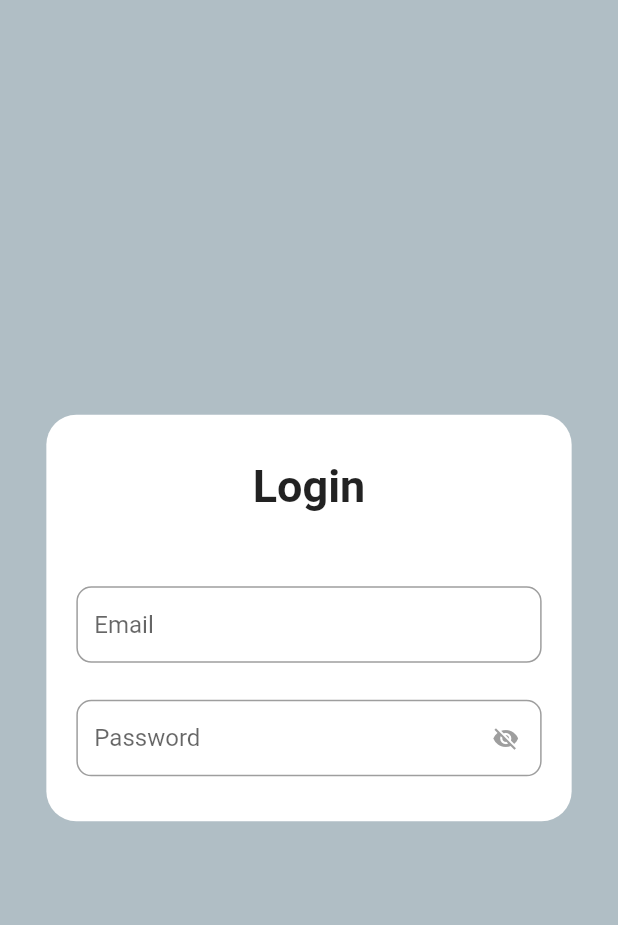
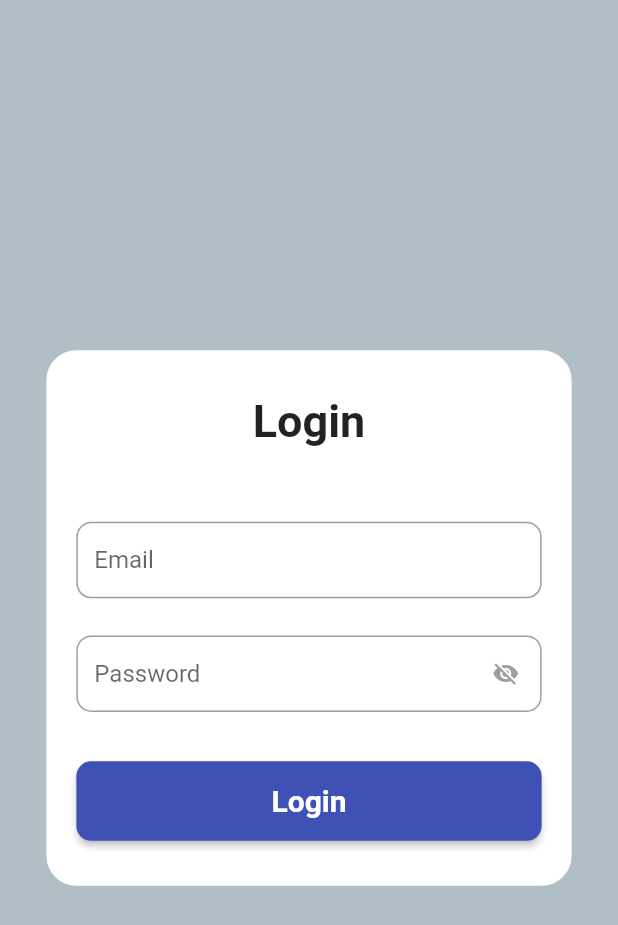
Before and after one commit to LukaDeBakker/MangaLu, a Flutter app: the screen it shows after launch, on a phone screen of 412 x 824 dp. Shown: the top 925 px of the screen. Run offline on Flutter 3.47's test engine with Material 2 defaults, Android fonts, the phone set to English and light mode, and no system bars; our stand-ins replace dio.

Commit message:
✨ Functional login

```diff
--- a/app/lib/screens/login_screen.dart
+++ b/app/lib/screens/login_screen.dart
@@ -1,6 +1,7 @@
 import 'dart:ui';
 import 'package:app/utils/validator.dart';
 import 'package:flutter/material.dart';
+import 'package:app/mangaDex/api_client.dart';
 
 class LoginScreen extends StatefulWidget {
   const LoginScreen({Key? key}) : super(key: key);
@@ -13,7 +14,19 @@ class _LoginScreenState extends State<LoginScreen> {
   final GlobalKey<FormState> _formKey = GlobalKey<FormState>();
   final TextEditingController emailController = TextEditingController();
   final TextEditingController passwordController = TextEditingController();
+  final ApiClient _apiClient = ApiClient();
   bool _showPassword = false;
+
+  Future<void> login() async {
+    if (_formKey.currentState!.validate()) {
+      ScaffoldMessenger.of(context).showSnackBar(SnackBar(
+          content: const Text('Logging in'),
+          backgroundColor: Colors.green.shade300));
+    }
+
+    dynamic loginData =
+        await _apiClient.Login(emailController.text, passwordController.text);
+  }
 
   @override
   Widget build(BuildContext context) {
@@ -84,8 +97,31 @@ class _LoginScreenState extends State<LoginScreen> {
                           hintText: "Password",
                           isDense: true,
                           border: OutlineInputBorder(
-                                borderRadius: BorderRadius.circular(10))),
+                            borderRadius: BorderRadius.circular(10),
                           ),
+                        ),
+                      ),
+                      SizedBox(height: size.height * 0.04),
+                      Row(
+                        mainAxisAlignment: MainAxisAlignment.center,
+                        children: [
+                          Expanded(
+                              child: ElevatedButton(
+                            onPressed: login,
+                            style: ElevatedButton.styleFrom(
+                                backgroundColor: Colors.indigo,
+                                shape: RoundedRectangleBorder(
+                                    borderRadius: BorderRadius.circular(10)),
+                                padding: const EdgeInsets.symmetric(
+                                    horizontal: 40, vertical: 15)),
+                            child: const Text("Login",
+                                style: TextStyle(
+                                  fontSize: 20,
+                                  fontWeight: FontWeight.bold,
+                                )),
+                          ))
+                        ],
+                      )
                     ],
                   )),
                 ),
```
Lines whose indentation alone changed are shown as unchanged.
